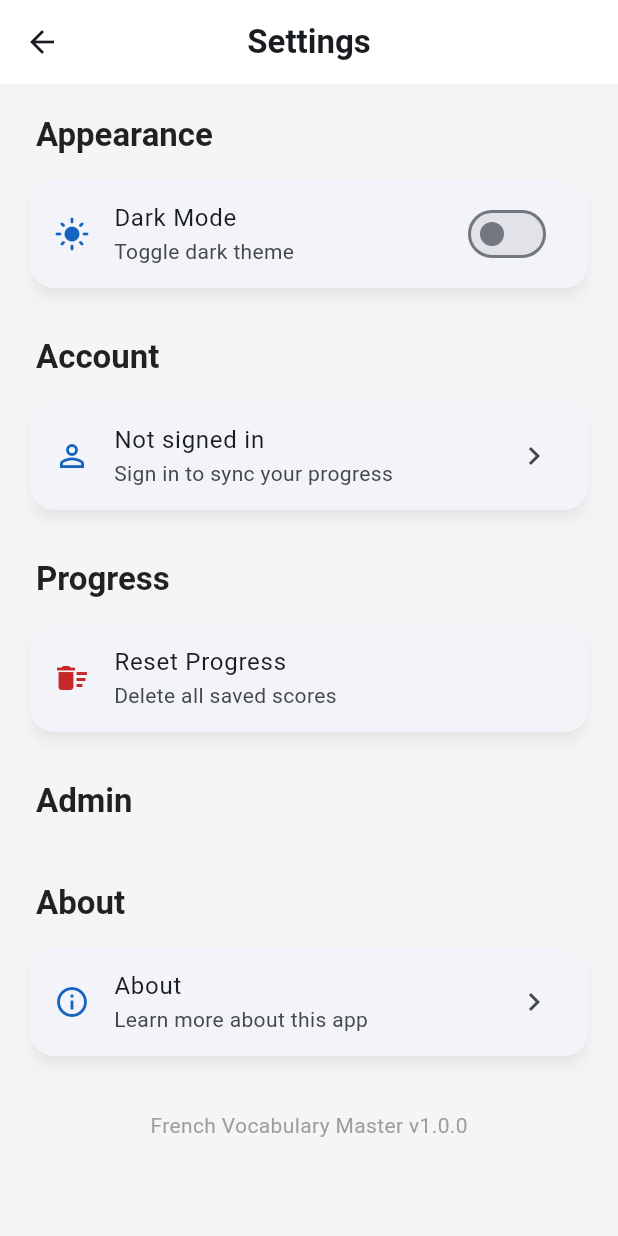
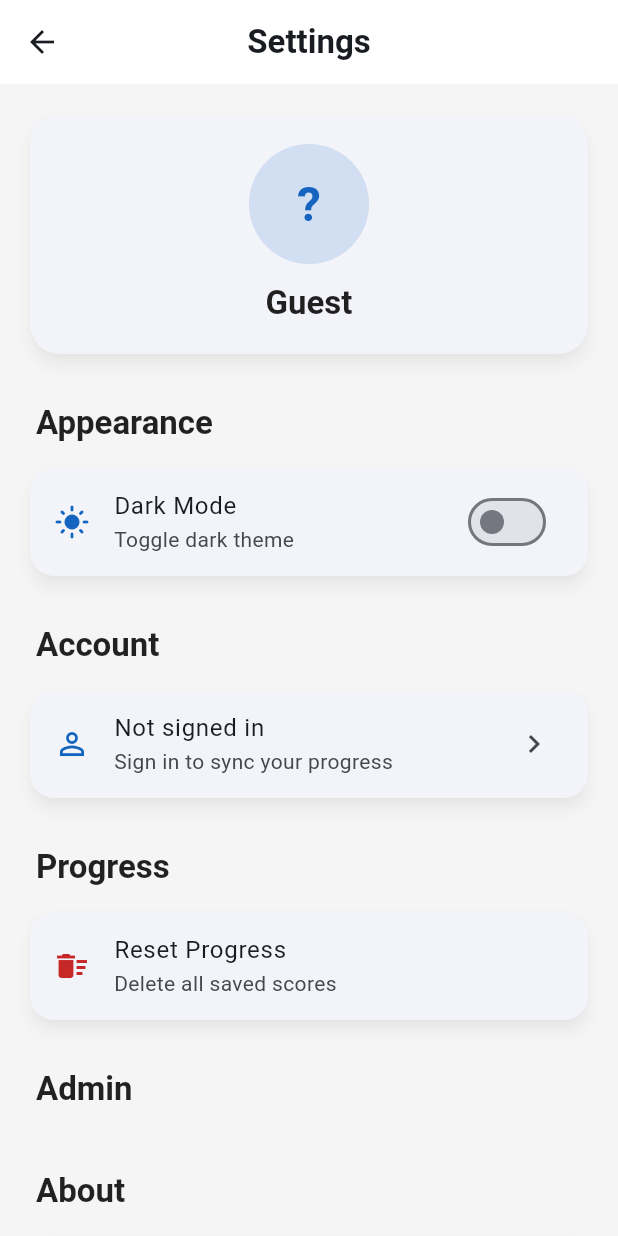
Before and after one commit to abdellatif-Sh-226/MyFrenshApp, a Flutter app: the SettingsScreen screen opened by its route, on a phone screen of 412 x 824 dp. Run offline on Flutter 3.47's test engine with Material 3 defaults, Android fonts, the phone set to English and light mode, and no system bars; our stand-ins replace flutter_tts, image_picker, shared_preferences; accounts and stored records are empty.

Commit message:
add photo profile and status (active ) (prb when signeout )

```diff
--- a/lib/screens/settings_screen.dart
+++ b/lib/screens/settings_screen.dart
@@ -1,10 +1,14 @@
+import 'dart:convert';
+import 'dart:typed_data';
 import 'package:flutter/material.dart';
+import 'package:image_picker/image_picker.dart';
 import 'package:provider/provider.dart';
 import '../core/theme/app_theme.dart';
 import '../providers/auth_provider.dart';
 import '../providers/friends_provider.dart';
 import '../providers/progress_provider.dart';
 import '../providers/theme_provider.dart';
+import '../widgets/user_avatar.dart';
 
 class SettingsScreen extends StatelessWidget {
   const SettingsScreen({super.key});
@@ -18,6 +22,12 @@ class SettingsScreen extends StatelessWidget {
       body: ListView(
         padding: const EdgeInsets.all(16),
         children: [
+          Consumer<AuthProvider>(
+            builder: (context, auth, child) {
+              return _buildProfileSection(context, auth);
+            },
+          ),
+          const SizedBox(height: 24),
           _buildSectionHeader(context, 'Appearance'),
           const SizedBox(height: 8),
           Card(
@@ -166,6 +176,135 @@ class SettingsScreen extends StatelessWidget {
     );
   }
 
+  Widget _buildProfileSection(BuildContext context, AuthProvider auth) {
+    return Card(
+      shape: RoundedRectangleBorder(borderRadius: BorderRadius.circular(20)),
+      child: Padding(
+        padding: const EdgeInsets.all(20),
+        child: Column(
+          children: [
+            GestureDetector(
+              onTap: auth.isLoggedIn ? () => _changePhoto(context, auth) : null,
+              child: Stack(
+                children: [
+                  UserAvatar(
+                    base64Photo: auth.profilePhoto,
+                    username: auth.username ?? '?',
+                    size: 80,
+                    showOnlineIndicator: false,
+                  ),
+                  if (auth.isLoggedIn)
+                    Positioned(
+                      right: 0,
+                      bottom: 0,
+                      child: Container(
+                        padding: const EdgeInsets.all(6),
+                        decoration: BoxDecoration(
+                          color: AppTheme.primaryColor,
+                          shape: BoxShape.circle,
+                          border: Border.all(
+                            color: Theme.of(context).scaffoldBackgroundColor,
+                            width: 2,
+                          ),
+                        ),
+                        child: const Icon(
+                          Icons.camera_alt,
+                          color: Colors.white,
+                          size: 16,
+                        ),
+                      ),
+                    ),
+                ],
+              ),
+            ),
+            const SizedBox(height: 12),
+            Text(
+              auth.username ?? 'Guest',
+              style: Theme.of(context).textTheme.titleLarge?.copyWith(
+                    fontWeight: FontWeight.bold,
+                  ),
+            ),
+            if (auth.profilePhoto != null && auth.isLoggedIn) ...[
+              const SizedBox(height: 8),
+              TextButton.icon(
+                onPressed: () => _removePhoto(context, auth),
+                icon: const Icon(Icons.delete_outline, size: 18),
+                label: const Text('Remove photo'),
+                style: TextButton.styleFrom(
+                  foregroundColor: AppTheme.wrongRed,
+                ),
+              ),
+            ],
+          ],
+        ),
+      ),
+    );
+  }
+
+  Future<void> _changePhoto(BuildContext context, AuthProvider auth) async {
+    final picker = ImagePicker();
+    final picked = await picker.pickImage(
+      source: ImageSource.gallery,
+      maxWidth: 512,
+      maxHeight: 512,
+      imageQuality: 80,
+    );
+    if (picked == null) return;
+
+    final bytes = await picked.readAsBytes();
+    final base64Str = base64Encode(bytes);
+
+    if (!context.mounted) return;
+    ScaffoldMessenger.of(context).showSnackBar(
+      const SnackBar(
+        content: Text('Uploading photo...'),
+        behavior: SnackBarBehavior.floating,
+      ),
+    );
+
+    await auth.updatePhoto(base64Str);
+
+    if (!context.mounted) return;
+    ScaffoldMessenger.of(context).hideCurrentSnackBar();
+    ScaffoldMessenger.of(context).showSnackBar(
+      const SnackBar(
+        content: Text('Photo updated'),
+        behavior: SnackBarBehavior.floating,
+      ),
+    );
+  }
+
+  void _removePhoto(BuildContext context, AuthProvider auth) {
+    showDialog(
+      context: context,
+      builder: (ctx) => AlertDialog(
+        shape: RoundedRectangleBorder(borderRadius: BorderRadius.circular(20)),
+        title: const Text('Remove photo?'),
+        content: const Text('Your profile photo will be removed.'),
+        actions: [
+          TextButton(
+            onPressed: () => Navigator.pop(ctx),
+            child: const Text('Cancel'),
+          ),
+          TextButton(
+            onPressed: () async {
+              Navigator.pop(ctx);
+              await auth.removePhoto();
+              if (!context.mounted) return;
+              ScaffoldMessenger.of(context).showSnackBar(
+                const SnackBar(
+                  content: Text('Photo removed'),
+                  behavior: SnackBarBehavior.floating,
+                ),
+              );
+            },
+            child: const Text('Remove', style: TextStyle(color: AppTheme.wrongRed)),
+          ),
+        ],
+      ),
+    );
+  }
+
   void _showLogoutDialog(BuildContext context, AuthProvider auth) {
     showDialog(
       context: context,
--- /dev/null
+++ b/lib/widgets/user_avatar.dart
@@ -0,0 +1,68 @@
+import 'dart:convert';
+import 'package:flutter/material.dart';
+import '../core/theme/app_theme.dart';
+
+class UserAvatar extends StatelessWidget {
+  final String? base64Photo;
+  final String username;
+  final bool isOnline;
+  final double size;
+  final bool showOnlineIndicator;
+
+  const UserAvatar({
+    super.key,
+    this.base64Photo,
+    required this.username,
+    this.isOnline = false,
+    this.size = 48,
+    this.showOnlineIndicator = true,
+  });
+
+  @override
+  Widget build(BuildContext context) {
+    final hasPhoto = base64Photo != null && base64Photo!.isNotEmpty;
+    final indicatorSize = size * 0.28;
+
+    return SizedBox(
+      width: size,
+      height: size,
+      child: Stack(
+        clipBehavior: Clip.none,
+        children: [
+          CircleAvatar(
+            radius: size / 2,
+            backgroundColor: AppTheme.primaryColor.withValues(alpha: 0.15),
+            backgroundImage: hasPhoto ? MemoryImage(base64Decode(base64Photo!)) : null,
+            child: hasPhoto
+                ? null
+                : Text(
+                    username.isEmpty ? '?' : username[0].toUpperCase(),
+                    style: TextStyle(
+                      fontSize: size * 0.4,
+                      fontWeight: FontWeight.bold,
+                      color: AppTheme.primaryColor,
+                    ),
+                  ),
+          ),
+          if (showOnlineIndicator)
+            Positioned(
+              right: 0,
+              bottom: 0,
+              child: Container(
+                width: indicatorSize,
+                height: indicatorSize,
+                decoration: BoxDecoration(
+                  color: isOnline ? AppTheme.correctGreen : Colors.grey.shade400,
+                  shape: BoxShape.circle,
+                  border: Border.all(
+                    color: Theme.of(context).scaffoldBackgroundColor,
+                    width: 2,
+                  ),
+                ),
+              ),
+            ),
+        ],
+      ),
+    );
+  }
+}
--- a/pubspec.yaml
+++ b/pubspec.yaml
@@ -35,6 +35,7 @@ dependencies:
   provider: ^6.1.2
   shared_preferences: ^2.3.4
   http: ^1.2.0
+  image_picker: ^1.0.7
 
 dev_dependencies:
   flutter_test:
```
Also changed, not shown: lib/providers/auth_provider.dart (+17 -0 lines), lib/screens/admin_screen.dart (+7 -11 lines), lib/screens/friends_screen.dart (+45 -23 lines), lib/services/api_service.dart (+9 -0 lines), pubspec.lock, 12 other files.
